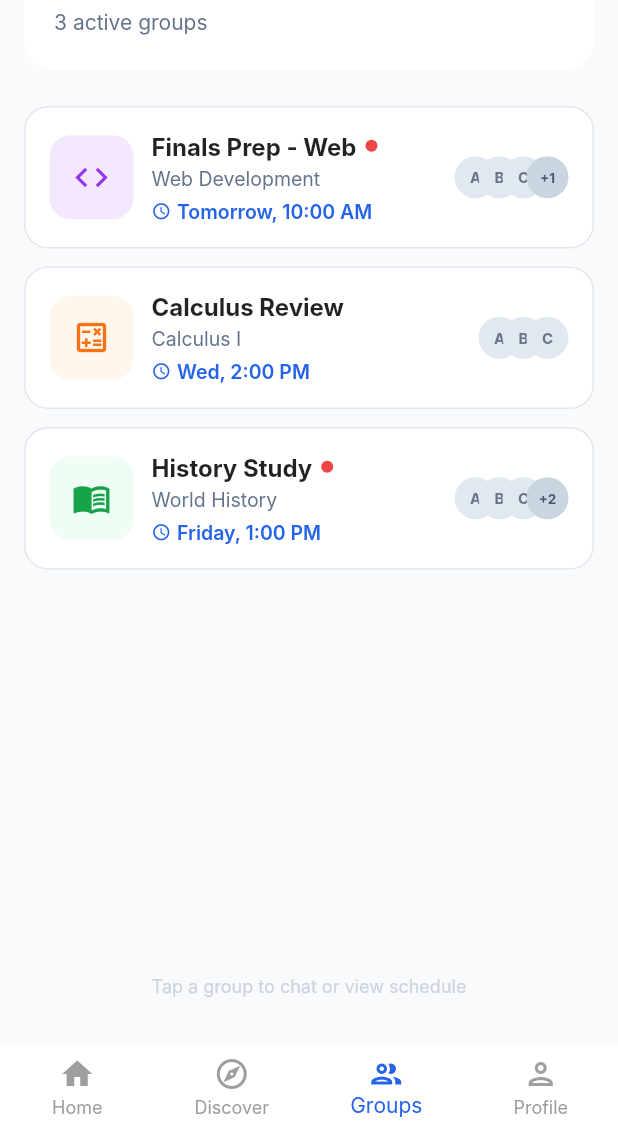
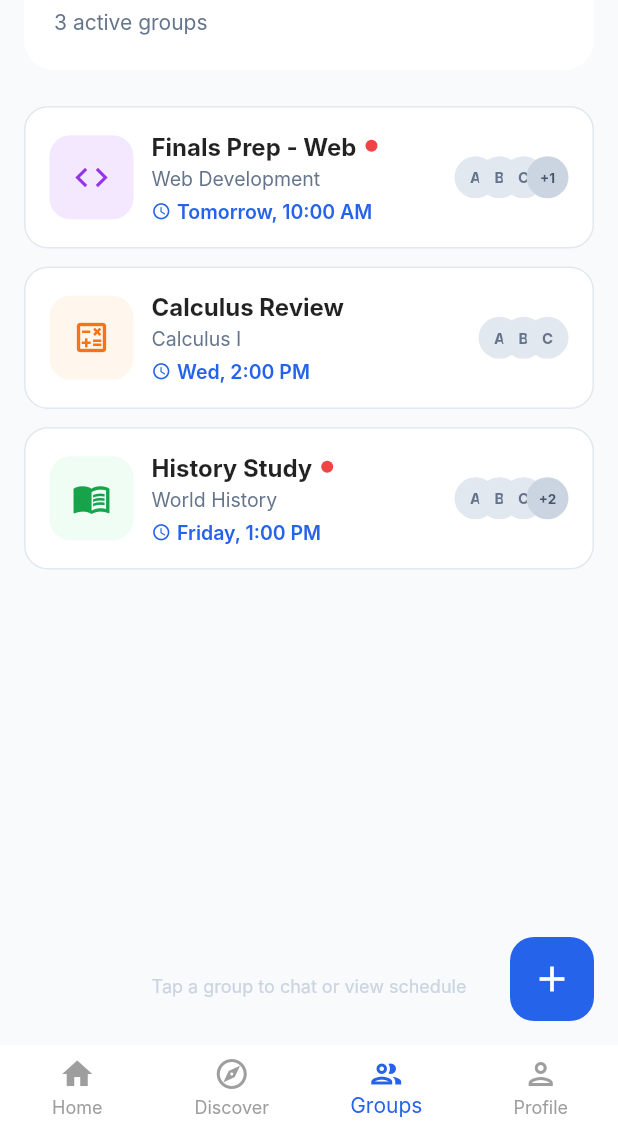
Before and after one commit to Thaw-Zin-Myo-Aung/studysync, a Flutter app: the GroupsScreen screen opened directly, on a phone screen of 412 x 824 dp, the part 107-1236 px from its top. Run offline on Flutter 3.47's test engine with Material 3 defaults, Android fonts, the phone set to English and light mode, and no system bars; our stand-ins replace go_router; Roboto replaces fonts that are missing (Inter).

Commit message:
Fixed flutter doctor analysis warning

```diff
--- a/lib/core/theme/app_theme.dart
+++ b/lib/core/theme/app_theme.dart
@@ -8,7 +8,7 @@ class AppTheme {
     useMaterial3: false,
     scaffoldBackgroundColor: AppColors.backgroundPage,
     primaryColor: AppColors.primary,
-    colorScheme: ColorScheme.light(
+    colorScheme: const ColorScheme.light(
       primary: AppColors.primary,
       surface: AppColors.surface,
       error: AppColors.error,
--- a/lib/core/widgets/app_logo.dart
+++ b/lib/core/widgets/app_logo.dart
@@ -19,7 +19,7 @@ class AppLogo extends StatelessWidget {
         ),
         boxShadow: [
           BoxShadow(
-            color: const Color(0xFF2563EB).withOpacity(0.3),
+            color: const Color(0xFF2563EB).withValues(alpha: 0.3),
             blurRadius: 12,
           ),
         ],
--- a/lib/core/widgets/discussion_post_card.dart
+++ b/lib/core/widgets/discussion_post_card.dart
@@ -20,10 +20,10 @@ class DiscussionPostCard extends StatelessWidget {
   Widget build(BuildContext context) {
     return Container(
       padding: const EdgeInsets.all(16),
-      decoration: BoxDecoration(
+      decoration: const BoxDecoration(
         color: Colors.white,
-        borderRadius: BorderRadius.circular(16),
-        border: Border.all(color: const Color(0xFFE2E8F0)),
+        borderRadius: BorderRadius.all(Radius.circular(16)),
+        border: Border.fromBorderSide(BorderSide(color: Color(0xFFE2E8F0))),
       ),
       child: Column(
         crossAxisAlignment: CrossAxisAlignment.start,
--- a/lib/features/authentication/screens/login_screen.dart
+++ b/lib/features/authentication/screens/login_screen.dart
@@ -15,10 +15,10 @@ class LoginScreen extends StatelessWidget {
             return SingleChildScrollView(
               child: ConstrainedBox(
                 constraints: BoxConstraints(minHeight: constraints.maxHeight),
-                child: Center(
+                child: const Center(
                   child: Padding(
-                    padding: const EdgeInsets.symmetric(horizontal: 24),
-                    child: const LoginCard(),
+                    padding: EdgeInsets.symmetric(horizontal: 24),
+                    child: LoginCard(),
                   ),
                 ),
               ),
--- a/lib/features/groups/screens/groups_screen.dart
+++ b/lib/features/groups/screens/groups_screen.dart
@@ -1,6 +1,7 @@
 import 'package:flutter/material.dart';
 import 'package:go_router/go_router.dart';
 import '../../../core/constants/route_constants.dart';
+import '../../../core/theme/app_colors.dart';
 import '../models/group_model.dart';
 import '../widgets/groups_header.dart';
 import '../widgets/group_card.dart';
@@ -11,33 +12,25 @@ class GroupsScreen extends StatelessWidget {
   @override
   Widget build(BuildContext context) {
     return Scaffold(
-      backgroundColor: const Color(0xFFF8FAFC),
+      backgroundColor: AppColors.backgroundPage,
       body: SafeArea(
         child: Padding(
           padding: const EdgeInsets.all(16),
           child: Column(
             children: [
-              GroupsHeader(
-                groupCount: mockGroups.length,
-                onAdd: () => print('Create group'),
-              ),
+              GroupsHeader(groupCount: mockGroups.length),
               const SizedBox(height: 24),
               Expanded(
                 child: ListView.separated(
                   itemCount: mockGroups.length,
                   separatorBuilder: (_, __) => const SizedBox(height: 12),
-                  itemBuilder: (_, i) => GroupCard(
-                    group: mockGroups[i],
-                    onTap: () => context.push(
-                      RouteConstants.groupDetail.replaceAll(':groupId', mockGroups[i].id),
-                    ),
-                  ),
+                  itemBuilder: (_, i) => GroupCard(group: mockGroups[i]),
                 ),
               ),
               const SizedBox(height: 16),
               const Text(
                 'Tap a group to chat or view schedule',
-                style: TextStyle(fontSize: 12, color: Color(0xFFCBD5E1)),
+                style: TextStyle(fontSize: 12, color: AppColors.textDisabled),
                 textAlign: TextAlign.center,
               ),
               const SizedBox(height: 16),
@@ -45,16 +38,34 @@ class GroupsScreen extends StatelessWidget {
           ),
         ),
       ),
+      floatingActionButton: Container(
+        width: 56,
+        height: 56,
+        decoration: BoxDecoration(
+          color: AppColors.primary,
+          borderRadius: BorderRadius.circular(16),
+        ),
+        child: IconButton(
+          icon: const Icon(Icons.add, color: Colors.white, size: 28),
+          onPressed: () => debugPrint('Create group'),
+        ),
+      ),
       bottomNavigationBar: BottomNavigationBar(
         currentIndex: 2,
-        selectedItemColor: const Color(0xFF2563EB),
+        selectedItemColor: AppColors.primary,
         unselectedItemColor: Colors.grey,
         type: BottomNavigationBarType.fixed,
         onTap: (index) {
           switch (index) {
-            case 0: context.go(RouteConstants.home); break;
-            case 1: context.go(RouteConstants.discover); break;
-            case 3: context.go(RouteConstants.profile); break;
+            case 0:
+              context.go(RouteConstants.home);
+              break;
+            case 1:
+              context.go(RouteConstants.discover);
+              break;
+            case 3:
+              context.go(RouteConstants.profile);
+              break;
           }
         },
         items: const [
--- a/lib/features/home/widgets/home_header_card.dart
+++ b/lib/features/home/widgets/home_header_card.dart
@@ -48,7 +48,7 @@ class HomeHeaderCard extends StatelessWidget {
                   child: Column(
                     crossAxisAlignment: CrossAxisAlignment.start,
                     children: [
-                      Text('Welcome back,', style: TextStyle(fontSize: 12, color: Colors.grey)),
+                      Text('Welcome back,', style: const TextStyle(fontSize: 12, color: Colors.grey)),
                       Text(userName, style: const TextStyle(fontSize: 18, fontWeight: FontWeight.bold, color: Colors.black)),
                     ],
                   ),
--- a/lib/features/matching/screens/discover_screen.dart
+++ b/lib/features/matching/screens/discover_screen.dart
@@ -25,11 +25,11 @@ class DiscoverScreen extends StatelessWidget {
           crossAxisAlignment: CrossAxisAlignment.start,
           children: [
             const Text('Discover', style: TextStyle(fontSize: 18, fontWeight: FontWeight.bold, color: Colors.black)),
-            Text('Find your perfect study buddy', style: TextStyle(fontSize: 12, color: Colors.grey)),
+            Text('Find your perfect study buddy', style: const TextStyle(fontSize: 12, color: Colors.grey)),
           ],
         ),
         actions: [
-          IconButton(onPressed: () {}, icon: Icon(Icons.tune_outlined, color: Colors.grey)),
+          IconButton(onPressed: () {}, icon: const Icon(Icons.tune_outlined, color: Colors.grey)),
         ],
       ),
       body: SafeArea(
@@ -42,7 +42,7 @@ class DiscoverScreen extends StatelessWidget {
               return Column(
                 children: [
                   const SizedBox(height: 8),
-                  Text("That's all for now!", style: TextStyle(fontSize: 13, color: Colors.grey)),
+                  Text("That's all for now!", style: const TextStyle(fontSize: 13, color: Colors.grey)),
                   TextButton(
                     onPressed: () {},
                     child: const Text('Adjust Filters', style: TextStyle(color: AppColors.primary)),
--- a/lib/features/matching/widgets/study_partner_card.dart
+++ b/lib/features/matching/widgets/study_partner_card.dart
@@ -53,7 +53,7 @@ class StudyPartnerCard extends StatelessWidget {
                       crossAxisAlignment: CrossAxisAlignment.start,
                       children: [
                         Text(name, style: const TextStyle(fontSize: 20, fontWeight: FontWeight.bold)),
-                        Text(major, style: TextStyle(fontSize: 13, color: Colors.grey)),
+                        Text(major, style: const TextStyle(fontSize: 13, color: Colors.grey)),
                         const SizedBox(height: 8),
                         ReliabilityBadge(score: reliabilityScore),
                       ],
--- a/lib/features/profile/widgets/course_target_item.dart
+++ b/lib/features/profile/widgets/course_target_item.dart
@@ -33,7 +33,7 @@ class CourseTargetItem extends StatelessWidget {
           RichText(
             text: TextSpan(
               children: [
-                TextSpan(text: 'Target:  ', style: TextStyle(fontSize: 12, color: Colors.grey)),
+                TextSpan(text: 'Target:  ', style: const TextStyle(fontSize: 12, color: Colors.grey)),
                 TextSpan(text: targetGrade, style: const TextStyle(fontSize: 13, fontWeight: FontWeight.bold, color: Colors.black)),
               ],
             ),
--- a/lib/features/profile/widgets/weekly_schedule_section.dart
+++ b/lib/features/profile/widgets/weekly_schedule_section.dart
@@ -53,10 +53,10 @@ class WeeklyScheduleSection extends StatelessWidget {
               mainAxisAlignment: MainAxisAlignment.center,
               children: [
                 _dot(AppColors.scheduleLegFree),
-                Text(' Free', style: TextStyle(fontSize: 12, color: Colors.grey)),
+                Text(' Free', style: const TextStyle(fontSize: 12, color: Colors.grey)),
                 const SizedBox(width: 16),
                 _dot(AppColors.scheduleBusyBg),
-                Text(' Busy', style: TextStyle(fontSize: 12, color: Colors.grey)),
+                Text(' Busy', style: const TextStyle(fontSize: 12, color: Colors.grey)),
               ],
             ),
           ],
--- a/lib/features/settings/widgets/account_section.dart
+++ b/lib/features/settings/widgets/account_section.dart
@@ -37,9 +37,9 @@ class AccountSection extends StatelessWidget {
                 iconBgColor: const Color(0xFFF0FDF4),
                 iconColor: const Color(0xFF22C55E),
                 title: "University Verified",
-                trailing: Row(
+                trailing: const Row(
                   mainAxisSize: MainAxisSize.min,
-                  children: const [
+                  children: [
                     Text(
                       "Verified (MFU)",
                       style: TextStyle(
--- a/lib/features/settings/widgets/app_preferences_section.dart
+++ b/lib/features/settings/widgets/app_preferences_section.dart
@@ -19,9 +19,9 @@ class AppPreferencesSection extends StatelessWidget {
             iconBgColor: const Color(0xFFF0FDF4),
             iconColor: const Color(0xFF10B981),
             title: "Language",
-            trailing: Row(
+            trailing: const Row(
               mainAxisSize: MainAxisSize.min,
-              children: const [
+              children: [
                 Text(
                   "English",
                   style: TextStyle(
--- a/lib/features/settings/widgets/notifications_section.dart
+++ b/lib/features/settings/widgets/notifications_section.dart
@@ -1,4 +1,5 @@
 import 'package:flutter/material.dart';
+import '../../../core/theme/app_colors.dart';
 import 'settings_section_header.dart';
 import 'settings_item_row.dart';
 
@@ -33,7 +34,7 @@ class _NotificationsSectionState extends State<NotificationsSection> {
                 trailing: Switch(
                   value: _pushEnabled,
                   onChanged: (v) => setState(() => _pushEnabled = v),
-                  activeColor: const Color(0xFF2563EB),
+                  activeThumbColor: AppColors.primary,
                 ),
               ),
               const Divider(height: 1, indent: 68),
@@ -46,7 +47,7 @@ class _NotificationsSectionState extends State<NotificationsSection> {
                 trailing: Switch(
                   value: _groupEnabled,
                   onChanged: (v) => setState(() => _groupEnabled = v),
-                  activeColor: const Color(0xFF2563EB),
+                  activeThumbColor: AppColors.primary,
                 ),
               ),
             ],
```
Also changed, not shown: 1 other file.
